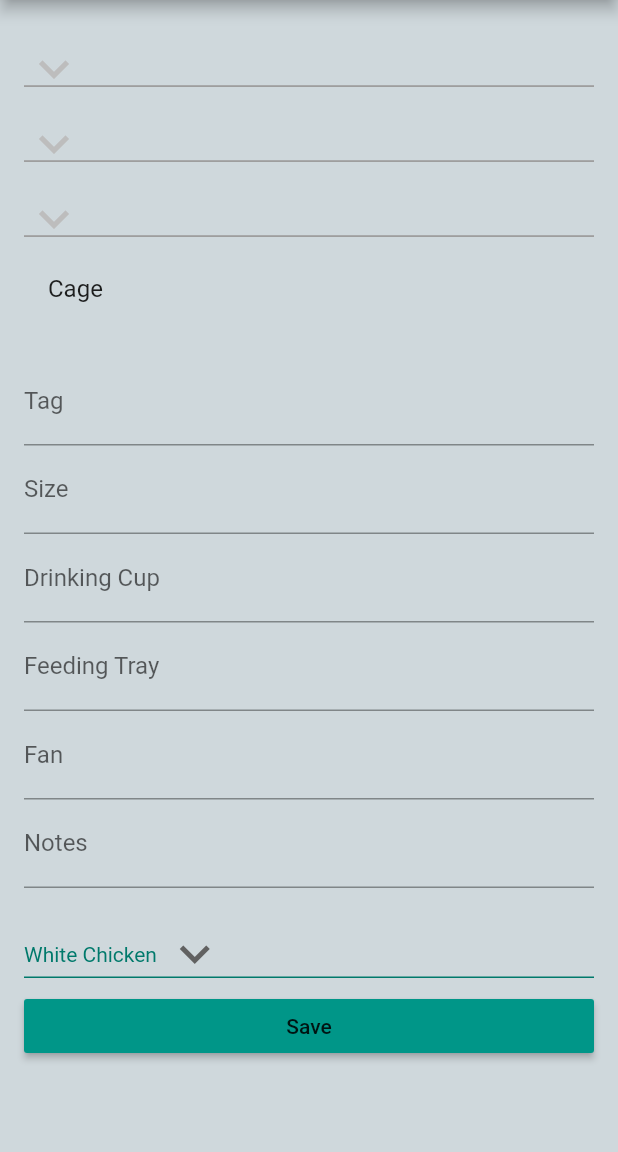
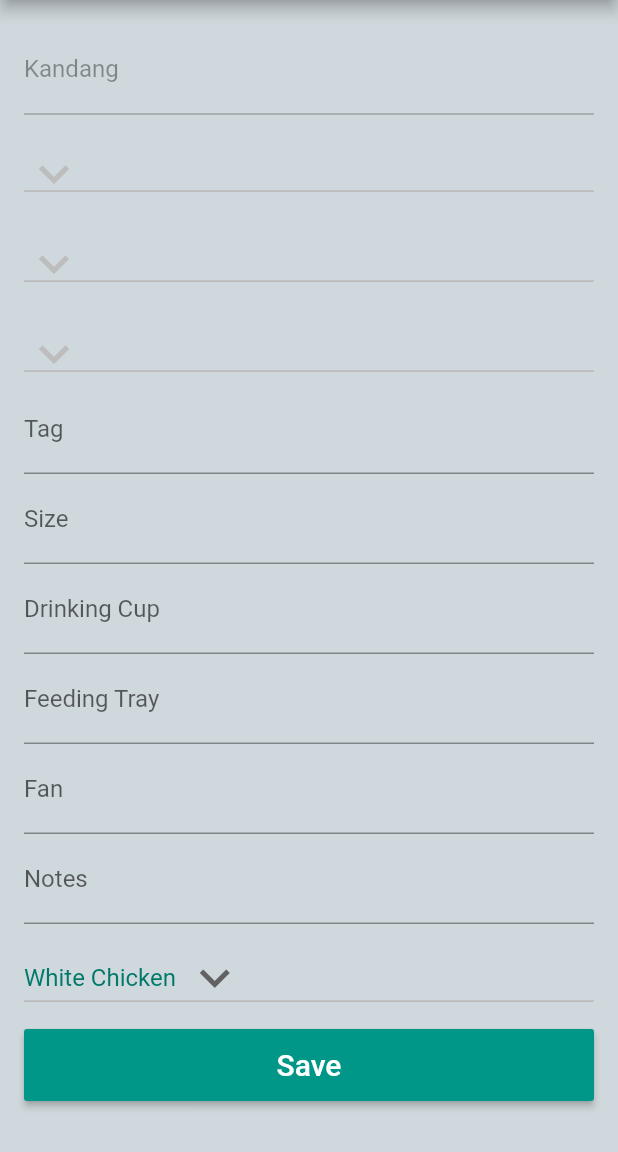
Before and after one commit to Bram-Putra/farm_app, a Flutter app: the MasterList screen opened directly, after a tap on the "add" icon, on a phone screen of 412 x 824 dp, the part 84-1236 px from its top. Run offline on Flutter 3.47's test engine with Material 2 defaults, Android fonts, the light colour scheme and no system bars; our stand-ins replace convex_bottom_bar, flutter_slidable, rflutter_alert; network calls fail.

Commit message:
View Standardization
Formatted:
- font: size and color
- icon: size and color
- dropdownbutton: height and alignment
in CageDetail
All consts are now in barn_const

```diff
--- a/lib/controller/main_controller.dart
+++ b/lib/controller/main_controller.dart
@@ -1,3 +1,5 @@
+import 'package:farmapp/icon/besoft_icons.dart';
+import 'package:farmapp/podo/barn_constant.dart';
 import 'package:farmapp/podo/drawer_choice.dart';
 import 'package:farmapp/widget/master_list_widget.dart';
 import 'package:flutter/material.dart';
@@ -18,11 +20,11 @@ class MainController {
   }
 
   List<DrawerChoice> choices = const <DrawerChoice>[
-    const DrawerChoice(title: 'Dashboard', icon: Icons.multiline_chart),
-    const DrawerChoice(title: 'Transaksi', icon: Icons.update),
-    const DrawerChoice(title: 'Master', icon: Icons.storage),
-    const DrawerChoice(title: 'User', icon: Icons.person),
-    const DrawerChoice(title: 'Laporan', icon: Icons.library_books),
+    const DrawerChoice(title: 'Dashboard', icon: icon_dashboard),
+    const DrawerChoice(title: 'Transaksi', icon: icon_transaksi),
+    const DrawerChoice(title: 'Master', icon: icon_master),
+    const DrawerChoice(title: 'User', icon: icon_user),
+    const DrawerChoice(title: 'Laporan', icon: icon_laporan),
   ];
 
   void setSelectedDrawerChoice(DrawerChoice dc) {
--- /dev/null
+++ b/lib/icon/besoft_icons.dart
@@ -0,0 +1,36 @@
+/// Flutter icons MyFlutterApp
+/// Copyright (C) 2020 by original authors @ fluttericon.com, fontello.com
+/// This font was generated by FlutterIcon.com, which is derived from Fontello.
+///
+/// To use this font, place it in your fonts/ directory and include the
+/// following in your pubspec.yaml
+///
+/// flutter:
+///   fonts:
+///    - family:  MyFlutterApp
+///      fonts:
+///       - asset: fonts/MyFlutterApp.ttf
+///
+///
+/// * Entypo, Copyright (C) 2012 by Daniel Bruce
+///         Author:    Daniel Bruce
+///         License:   SIL (http://scripts.sil.org/OFL)
+///         Homepage:  http://www.entypo.com
+/// * Font Awesome 4, Copyright (C) 2016 by Dave Gandy
+///         Author:    Dave Gandy
+///         License:   SIL ()
+///         Homepage:  http://fortawesome.github.com/Font-Awesome/
+///
+import 'package:flutter/widgets.dart';
+
+class BeSoftIcons {
+  BeSoftIcons._();
+
+  static const _kFontFam = 'BeSoftIcons';
+  static const _kFontPkg = null;
+
+  static const IconData app_icon_2 = IconData(0xe800, fontFamily: _kFontFam, fontPackage: _kFontPkg);
+  static const IconData barn = IconData(0xe801, fontFamily: _kFontFam, fontPackage: _kFontPkg);
+  static const IconData database = IconData(0xe802, fontFamily: _kFontFam, fontPackage: _kFontPkg);
+  static const IconData gauge = IconData(0xf0e4, fontFamily: _kFontFam, fontPackage: _kFontPkg);
+}
--- a/lib/main.dart
+++ b/lib/main.dart
@@ -1,4 +1,5 @@
 import 'package:farmapp/controller/main_controller.dart';
+import 'package:farmapp/podo/barn_constant.dart';
 import 'package:flutter/cupertino.dart';
 import 'package:flutter/material.dart';
 import 'package:flutter/services.dart';
@@ -50,8 +51,8 @@ class _MyAppState extends State<MyApp> {
                       ),
                     ),
                     child: ListTile(
-                      leading: Icon(mainController.choices[0].icon, color: const Color(0xFFFFFFFF),),
-                      title: Text(mainController.choices[0].title, style: TextStyle(color: const Color(0xFFFFFFFF)),),
+                      leading: Icon(mainController.choices[0].icon, color: const Color(color_text_icon),),
+                      title: Text(mainController.choices[0].title, style: TextStyle(color: const Color(color_text_icon)),),
                       onTap: (){
                         _setSelectedDrawer(mainController.choices[0]);
                         Navigator.pop(context);
--- a/lib/podo/barn_constant.dart
+++ b/lib/podo/barn_constant.dart
@@ -1,4 +1,41 @@
 library constants;
+
+import 'package:farmapp/icon/besoft_icons.dart';
+import 'package:flutter/material.dart';
 
 const url_path = 'http://165.22.61.234:9999/barn/';
 //const url_path = 'http://192.168.1.4:9999/barn/';
+
+//Color:
+const color_primary_dark = 0xFF455A64;
+const color_primary_medium = 0xFF607D8B;
+const color_primary_light = 0xFFCFD8DC;
+const color_text_primary = 0xFF212121;
+const color_text_secondary = 0xFF757575;
+const color_text_icon = 0xFFFFFFFF;
+const color_divider = 0xFFBDBDBD;
+const color_accent = 0xFF9E9E9E;
+const color_delete = 0xFFFF5252;
+const color_dropdown_text = 0xFF00796B;
+const color_raised_button = Colors.teal;
+const color_raised_button_text = Colors.white;
+
+//Icon:
+const IconData icon_dashboard = BeSoftIcons.gauge;
+const IconData icon_kandang = BeSoftIcons.barn;
+const IconData icon_laporan = Icons.library_books;
+const IconData icon_livestock = Icons.change_history;
+const IconData icon_master = Icons.storage;
+const IconData icon_materi = Icons.view_agenda;
+const IconData icon_materi_type = Icons.donut_large;
+const IconData icon_transaksi = Icons.multiline_chart;
+const IconData icon_user = Icons.person;
+const IconData icon_dropdown = Icons.expand_more;
+
+//Size
+const double preferred_font_size = 16.0;
+const double preferred_height = 60.0;
+const double dropdown_icon_size = 40.0;
+const double raised_button_height = 48.0;
+const double raised_button_font_size = 20.0;
+const int dropdown_elevation = 16;
--- a/lib/widget/cage_detail_widget.dart
+++ b/lib/widget/cage_detail_widget.dart
@@ -1,5 +1,6 @@
 import 'package:farmapp/controller/main_controller.dart';
 import 'package:farmapp/controller/cage_detail_controller.dart';
+import 'package:farmapp/podo/barn_constant.dart';
 import 'package:farmapp/podo/cage.dart';
 import 'package:farmapp/podo/group_category.dart';
 import 'package:farmapp/podo/livestock_type.dart';
@@ -103,45 +104,89 @@ class _CageDetailState extends State<CageDetail> {
         child: ListView(
           padding: const EdgeInsets.all(16.0),
           children: <Widget>[
+            Container(
+              height: preferred_height,
+              child: Align(
+                alignment: Alignment.bottomCenter,
+                child: TextFormField(
+                  decoration: InputDecoration(labelText: 'Kandang'),
+                  initialValue: tcTag.text,
+                  enabled: false,
+                ),
+              ),
+            ),
             GroupCategoryDropdown(tcRegion: this.tcRegion, tcFarm: this.tcFarm, tcUnit: this.tcUnit),
-            ListTile(
-              title: Text('Cage'),
-              subtitle: Text(tcTag.text),
-            ),
-            TextFormField(
+            Container(
+              height: preferred_height,
+              child: Align(
+                alignment: Alignment.bottomCenter,
+                child: TextFormField(
                   decoration: InputDecoration(labelText: 'Tag'),
                   controller: tcTag,
                 ),
-            TextFormField(
+              ),
+            ),
+            Container(
+              height: preferred_height,
+              child: Align(
+                alignment: Alignment.bottomCenter,
+                child: TextFormField(
                   decoration: InputDecoration(labelText: 'Size'),
                   controller: tcSize,
                 ),
-            TextFormField(
+              ),
+            ),
+            Container(
+              height: preferred_height,
+              child: Align(
+                alignment: Alignment.bottomCenter,
+                child: TextFormField(
                   decoration: InputDecoration(labelText: 'Drinking Cup'),
                   controller: tcDrinkingCup,
                 ),
-            TextFormField(
+              ),
+            ),
+            Container(
+              height: preferred_height,
+              child: Align(
+                alignment: Alignment.bottomCenter,
+                child: TextFormField(
                   decoration: InputDecoration(labelText: 'Feeding Tray'),
                   controller: tcFeedingTray,
                 ),
-            TextFormField(
+              ),
+            ),
+            Container(
+              height: preferred_height,
+              child: Align(
+                alignment: Alignment.bottomCenter,
+                child: TextFormField(
                   decoration: InputDecoration(labelText: 'Fan'),
                   controller: tcFan,
                 ),
-            TextFormField(
+              ),
+            ),
+            Container(
+              height: preferred_height,
+              child: Align(
+                alignment: Alignment.bottomCenter,
+                child: TextFormField(
                   decoration: InputDecoration(labelText: 'Notes'),
                   controller: tcNotes,
                 ),
-            SizedBox(
-              height: 20.0,
+              ),
             ),
             LivestockTypeDropdown(),
-            RaisedButton(
+            SizedBox(height: 10.0,),
+            ButtonTheme(
+              height: raised_button_height,
+              child: RaisedButton(
                 onPressed: () {
                   _save();
                 },
-              color: Colors.teal,
-              child: Text('Save'),
+                color: color_raised_button,
+                child: Text('Save', style: TextStyle(fontSize: raised_button_font_size, color: color_raised_button_text),),
+              ),
             ),
           ],
         ),
--- a/lib/widget/cage_master_list_widget.dart
+++ b/lib/widget/cage_master_list_widget.dart
@@ -77,7 +77,7 @@ class _CageMasterListState extends State<CageMasterList> {
     return Scaffold(
       floatingActionButton: FloatingActionButton(
         child: Icon(Icons.add),
-        backgroundColor: const Color(0xFF455A64),
+        backgroundColor: const Color(color_primary_dark),
         onPressed: (){_callCageDetail(null);},
       ),
       body: ListView.builder(
@@ -88,10 +88,10 @@ class _CageMasterListState extends State<CageMasterList> {
             actionPane: SlidableDrawerActionPane(),
             child: Container(
               decoration: BoxDecoration(
-                color: const Color(0xFFCFD8DC),
+                color: const Color(color_primary_light),
                 border: Border(
                   bottom: BorderSide(
-                      color: const Color(0xFFBDBDBD),
+                      color: const Color(color_divider),
                       width: 1.0,
                       style: BorderStyle.solid),
                 ),
@@ -107,7 +107,7 @@ class _CageMasterListState extends State<CageMasterList> {
             secondaryActions: <Widget>[
               IconSlideAction(
                 caption: 'Delete',
-                color: const Color(0xFFFF5252),
+                color: const Color(color_delete),
                 icon: Icons.delete,
                 onTap: () {
                   _deleteRow(context, index);
--- a/lib/widget/group_category_dropdown_widget.dart
+++ b/lib/widget/group_category_dropdown_widget.dart
@@ -164,19 +164,22 @@ class _GroupCategoryDropdownState extends State<GroupCategoryDropdown> {
   Widget build(BuildContext context) {
     return Column(
       children: <Widget>[
-        SizedBox(height: 10),
-        Row(
+        Container(
+          height: preferred_height,
+          child: Align(
+            alignment: Alignment.bottomCenter,
+            child: Row(
               children: <Widget>[
                 Expanded(
                   child: DropdownButton<GroupCategory>(
                     value: regionValue,
-                icon: Icon(Icons.expand_more),
-                iconSize: 40,
-                elevation: 16,
-                style: TextStyle(color: const Color(0xFF00796B)),
+                    icon: Icon(icon_dropdown),
+                    iconSize: dropdown_icon_size,
+                    elevation: dropdown_elevation,
+                    style: TextStyle(color: const Color(color_dropdown_text), fontSize: preferred_font_size),
                     underline: Container(
                       height: 1.2,
-                  color: const Color(0xFF9E9E9E),
+                      color: const Color(color_divider),
                     ),
                     onChanged: (GroupCategory newValue) {
                       updateDropdownButton(newValue, null, null);
@@ -192,19 +195,24 @@ class _GroupCategoryDropdownState extends State<GroupCategoryDropdown> {
                 ),
               ],
             ),
-        SizedBox(height: 10),
-        Row(
+          ),
+        ),
+        Container(
+          height: preferred_height,
+          child: Align(
+            alignment: Alignment.bottomCenter,
+            child: Row(
               children: <Widget>[
                 Expanded(
                   child: DropdownButton<GroupCategory>(
                     value: farmValue,
-                icon: Icon(Icons.expand_more),
-                iconSize: 40,
-                elevation: 16,
-                style: TextStyle(color: const Color(0xFF00796B)),
+                    icon: Icon(icon_dropdown),
+                    iconSize: dropdown_icon_size,
+                    elevation: dropdown_elevation,
+                    style: TextStyle(color: const Color(color_dropdown_text), fontSize: preferred_font_size),
                     underline: Container(
                       height: 1.2,
-                  color: const Color(0xFF9E9E9E),
+                      color: const Color(color_divider),
                     ),
                     onChanged: (GroupCategory newValue) {
                       updateDropdownButton(null, newValue, null);
@@ -220,19 +228,24 @@ class _GroupCategoryDropdownState extends State<GroupCategoryDropdown> {
                 ),
               ],
             ),
-        SizedBox(height: 10),
-        Row(
+          ),
+        ),
+        Container(
+          height: preferred_height,
+          child: Align(
+            alignment: Alignment.bottomCenter,
+            child: Row(
               children: <Widget>[
                 Expanded(
                   child: DropdownButton<GroupCategory>(
                     value: unitValue,
-                icon: Icon(Icons.expand_more),
-                iconSize: 40,
-                elevation: 16,
-                style: TextStyle(color: const Color(0xFF00796B)),
+                    icon: Icon(icon_dropdown),
+                    iconSize: dropdown_icon_size,
+                    elevation: dropdown_elevation,
+                    style: TextStyle(color: const Color(color_dropdown_text), fontSize: preferred_font_size),
                     underline: Container(
                       height: 1.2,
-                  color: const Color(0xFF9E9E9E),
+                      color: const Color(color_divider),
                     ),
                     onChanged: (GroupCategory newValue) {
                       updateDropdownButton(null, null, newValue);
@@ -247,6 +260,8 @@ class _GroupCategoryDropdownState extends State<GroupCategoryDropdown> {
                   ),
                 ),
               ],
+            ),
+          ),
         ),
       ],
     );
--- a/lib/widget/livestock_type_dropdown_widget.dart
+++ b/lib/widget/livestock_type_dropdown_widget.dart
@@ -1,3 +1,4 @@
+import 'package:farmapp/podo/barn_constant.dart';
 import 'package:farmapp/podo/livestock_type.dart';
 import 'package:flutter/material.dart';
 import 'package:farmapp/controller/livestock_type_controller.dart';
@@ -21,18 +22,22 @@ class _LivestockTypeDropdownState extends State<LivestockTypeDropdown> {
 
   @override
   Widget build(BuildContext context) {
-    return Row(
+    return Container(
+      height: preferred_height,
+      child: Align(
+        alignment: Alignment.bottomCenter,
+        child: Row(
           children: <Widget>[
             Expanded(
               child: DropdownButton<LivestockType>(
                 value: livestockTypeValue,
-            icon: Icon(Icons.expand_more),
-            iconSize: 40,
-            elevation: 16,
-            style: TextStyle(color: const Color(0xFF00796B)),
+                icon: Icon(icon_dropdown),
+                iconSize: dropdown_icon_size,
+                elevation: dropdown_elevation,
+                style: TextStyle(color: const Color(color_dropdown_text), fontSize: preferred_font_size),
                 underline: Container(
-              height: 1,
-              color: const Color(0xFF00796B),
+                  height: 1.2,
+                  color: const Color(color_divider),
                 ),
                 onChanged: (LivestockType newValue) {
                   updateDropdownButton(newValue);
@@ -47,6 +52,8 @@ class _LivestockTypeDropdownState extends State<LivestockTypeDropdown> {
               ),
             ),
           ],
+        ),
+      ),
     );
   }
 }
--- a/lib/widget/master_list_widget.dart
+++ b/lib/widget/master_list_widget.dart
@@ -1,4 +1,5 @@
 import 'package:farmapp/icon/custom_icon_barn.dart';
+import 'package:farmapp/podo/barn_constant.dart';
 import 'package:flutter/material.dart';
 import 'package:convex_bottom_bar/convex_bottom_bar.dart';
 import 'package:farmapp/controller/master_list_controller.dart';
@@ -26,10 +27,10 @@ class _MasterListState extends State<MasterList> {
       bottomNavigationBar: ConvexAppBar(
         backgroundColor: const Color(0xFF455A64),
         items: [
-          TabItem(icon: CustomIconBarn.barn, title: 'Kandang'),
-          TabItem(icon: Icons.dns, title: 'Material'),
-          TabItem(icon: Icons.donut_large, title: 'Material Type'),
-          TabItem(icon: Icons.change_history, title: 'Livestock'),
+          TabItem(icon: icon_kandang, title: 'Kandang'),
+          TabItem(icon: icon_materi, title: 'Material'),
+          TabItem(icon: icon_materi_type, title: 'Material Type'),
+          TabItem(icon: icon_livestock, title: 'Livestock'),
         ],
         initialActiveIndex: masterListController.getBodyNumber(),
         onTap: (int i) {
--- a/lib/widget/welcome_widget.dart
+++ b/lib/widget/welcome_widget.dart
@@ -1,3 +1,4 @@
+import 'package:farmapp/icon/custom_icon_barn.dart';
 import 'package:flutter/cupertino.dart';
 import 'package:flutter/material.dart';
 
@@ -17,11 +18,14 @@ class _WelcomeState extends State<Welcome> {
           crossAxisAlignment: CrossAxisAlignment.center,
           children: <Widget>[
             Center(
-              child: CircleAvatar(
-                radius: 50.0,
-                backgroundColor: const Color(0xFFCFD8DC),
-                backgroundImage: AssetImage('images/app_icon_2.png'),
+              child: Icon(
+                CustomIconBarn.barn,
+                size: 120.0,
+                color: const Color(0xFF9E9E9E),
               ),
+            ),
+            SizedBox(
+              height: 20.0,
             ),
             Center(
               child: Text(
@@ -46,7 +50,9 @@ class _WelcomeState extends State<Welcome> {
                 ),
               ),
             ),
-            SizedBox(height: 120.0,),
+            SizedBox(
+              height: 120.0,
+            ),
             Center(
               child: Text(
                 'by',
```
Also changed, not shown: pubspec.yaml (+6 -3 lines), fonts/BeSoftIcons.ttf (added). Lines whose indentation alone changed are shown as unchanged.
